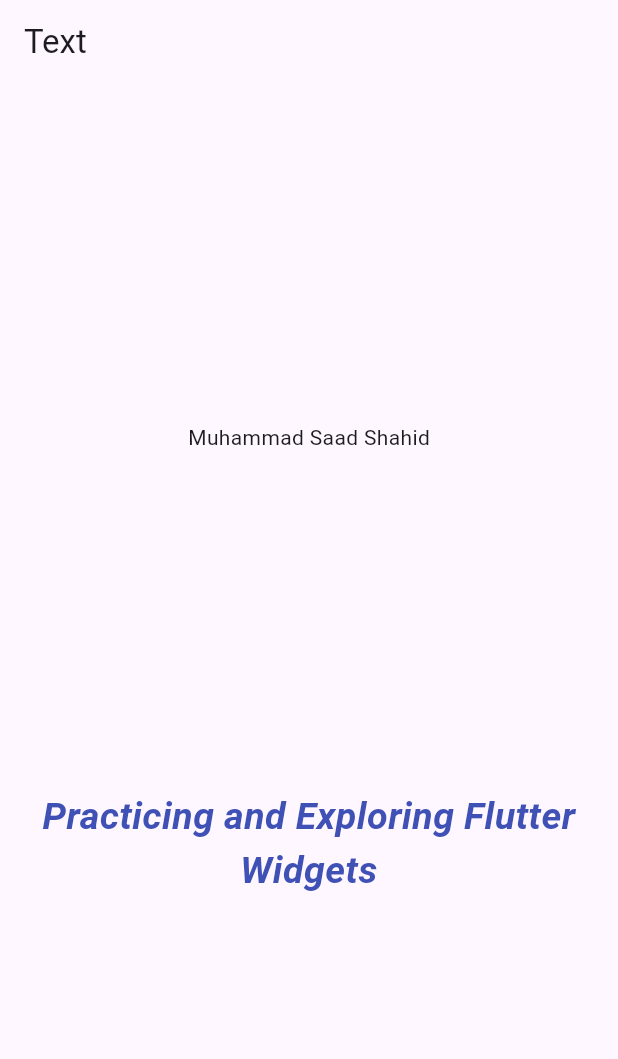
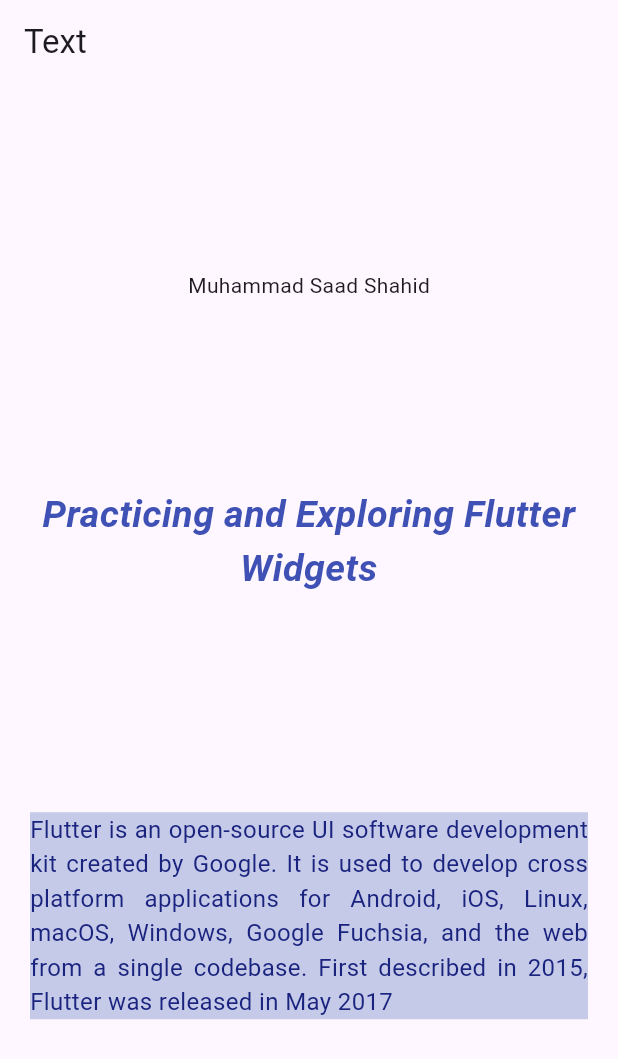
Before and after one commit to saadshd/Flutter-Widgets, a Flutter app: the screen it shows after launch, on a phone screen of 412 x 824 dp. Shown: the top 1059 px of the screen. Run offline on Flutter 3.47's test engine with Material 2 defaults, Android fonts, the phone set to English and light mode, and no system bars.

Commit message:
Update text.dart

```diff
--- a/lib/06_text/text.dart
+++ b/lib/06_text/text.dart
@@ -22,6 +22,19 @@ class MyText extends StatelessWidget {
           ),
           textAlign: TextAlign.center,
           ),
+          Padding(
+            padding: const EdgeInsets.all(20.0),
+            child: Container(
+              color: Colors.indigo.shade100,
+              child: Text('Flutter is an open-source UI software development kit created by Google. It is used to develop cross platform applications for Android, iOS, Linux, macOS, Windows, Google Fuchsia, and the web from a single codebase. First described in 2015, Flutter was released in May 2017',
+                style: TextStyle(
+                  fontSize: 16,
+                  color: Colors.indigo.shade900,
+                ),
+                textAlign: TextAlign.justify,
+              ),
+            ),
+          ),
         ],
       ),
     );
```
